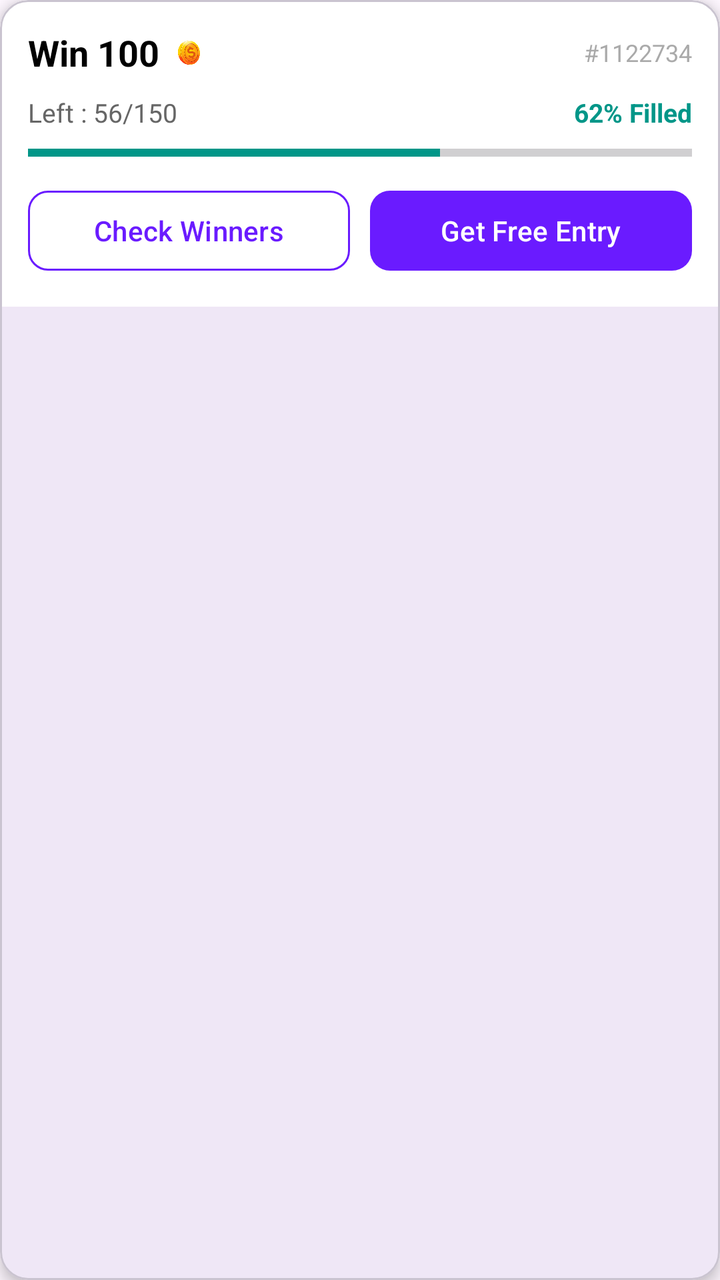
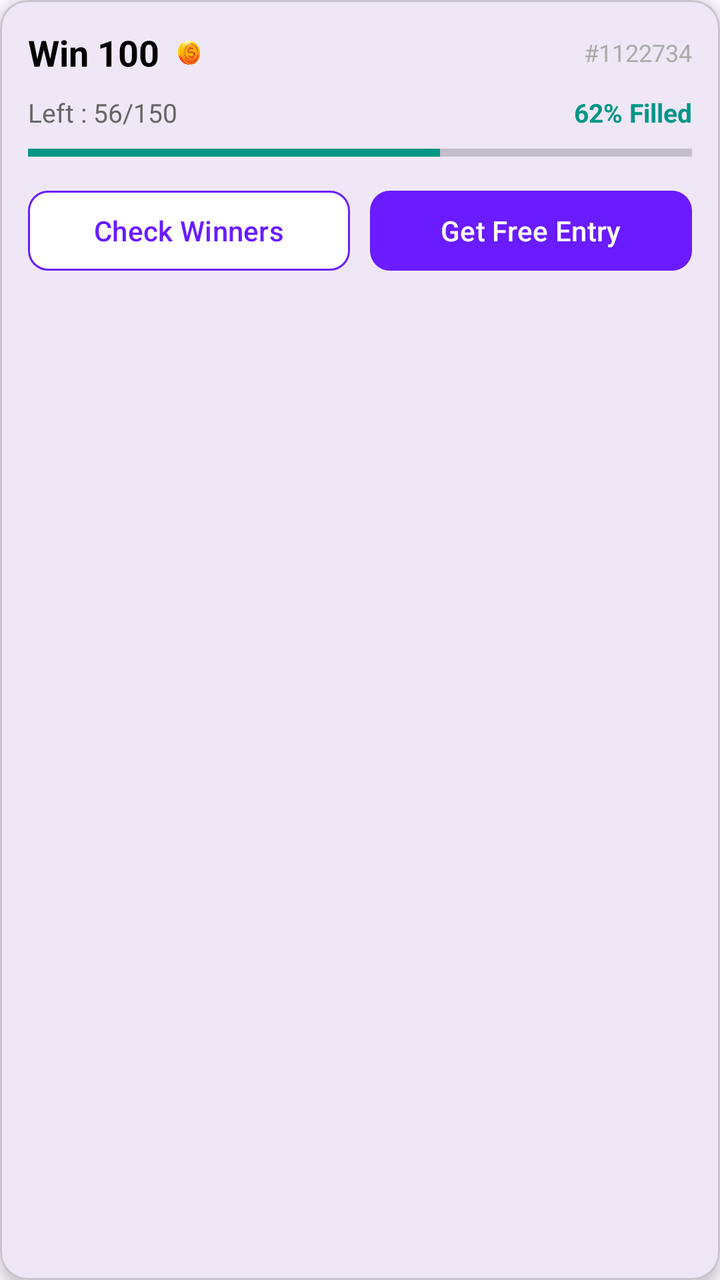

Two renders of the same Android screen: before a commit and after it. Below are the layout's source before the change and the commit's diff.
<!-- AndroidManifest.xml: application theme Theme.RGamer -->
<!-- res/layout/item_lucky_draw.xml -->
<?xml version="1.0" encoding="utf-8"?>
<com.google.android.material.card.MaterialCardView
    xmlns:android="http://schemas.android.com/apk/res/android"
    xmlns:app="http://schemas.android.com/apk/res-auto"
    android:layout_width="match_parent"
    android:layout_height="wrap_content"
    android:layout_marginBottom="12dp"
    app:cardCornerRadius="14dp"
    android:background="@color/white"
    app:cardElevation="4dp">

    <LinearLayout
        android:layout_width="match_parent"
        android:layout_height="wrap_content"
        android:padding="14dp"
        android:background="@color/white"
        android:orientation="vertical">

        
        <LinearLayout
            android:layout_width="match_parent"
            android:layout_height="wrap_content"
            android:gravity="center_vertical"
            android:orientation="horizontal">

            <TextView
                android:layout_width="wrap_content"
                android:layout_height="wrap_content"
                android:text="Win 100"
                android:textSize="18sp"
                android:textStyle="bold"
                android:textColor="@color/black" />

            <ImageView
                android:layout_width="18dp"
                android:layout_height="18dp"
                android:layout_marginStart="6dp"
                android:src="@drawable/ic_coin" />

            <TextView
                android:layout_width="wrap_content"
                android:layout_height="wrap_content"
                android:layout_weight="1" />

            <TextView
                android:layout_width="wrap_content"
                android:layout_height="wrap_content"
                android:text="#1122734"
                android:textSize="12sp"
                android:textColor="#AAAAAA" />
        </LinearLayout>

        
        <LinearLayout
            android:layout_width="match_parent"
            android:layout_height="wrap_content"
            android:layout_marginTop="8dp"
            android:orientation="horizontal">

            <TextView
                android:layout_width="wrap_content"
                android:layout_height="wrap_content"
                android:text="Left : 56/150"
                android:textSize="13sp"
                android:textColor="#666666" />

            <TextView
                android:layout_width="wrap_content"
                android:layout_height="wrap_content"
                android:layout_weight="1" />

            <TextView
                android:layout_width="wrap_content"
                android:layout_height="wrap_content"
                android:text="62% Filled"
                android:textSize="13sp"
                android:textColor="#009688"
                android:textStyle="bold" />
        </LinearLayout>

        
        <ProgressBar
            style="?android:attr/progressBarStyleHorizontal"
            android:layout_width="match_parent"
            android:layout_height="6dp"
            android:layout_marginTop="8dp"
            android:progress="62"
            android:max="100"
            android:progressTint="#009688"
            android:backgroundTint="#E0E0E0" />

        
        <LinearLayout
            android:layout_width="match_parent"
            android:layout_height="wrap_content"
            android:layout_marginTop="12dp"
            android:orientation="horizontal">

            <com.google.android.material.button.MaterialButton
                android:layout_width="0dp"
                android:layout_height="wrap_content"
                android:layout_weight="1"
                android:text="Check Winners"
                android:textAllCaps="false"
                app:cornerRadius="10dp"
                app:strokeColor="#6A1BFF"
                app:strokeWidth="1dp"
                app:backgroundTint="@android:color/white"
                android:textColor="#6A1BFF" />

            <com.google.android.material.button.MaterialButton
                android:layout_width="0dp"
                android:layout_height="wrap_content"
                android:layout_weight="1"
                android:layout_marginStart="10dp"
                android:text="Get Free Entry"
                android:textAllCaps="false"
                app:cornerRadius="10dp"
                app:backgroundTint="#6A1BFF"
                android:textColor="@android:color/white" />
        </LinearLayout>

    </LinearLayout>
</com.google.android.material.card.MaterialCardView>
<!-- resources referenced by this layout -->
<resources>
  <color name="black">#FF000000</color>
  <color name="white">#FFFFFFFF</color>
  <!-- drawable ic_coin: png bitmap (drawable, 507750 bytes) -->
  <style name="Theme.RGamer" parent="Base.Theme.RGamer" />
  <style name="Base.Theme.RGamer" parent="Theme.Material3.DayNight.NoActionBar">
          
          
      </style>
</resources>

<!-- the commit's change to res/layout/item_lucky_draw.xml (unified diff, before → after) -->
@@ -6,22 +6,21 @@
     android:layout_height="wrap_content"
     android:layout_marginBottom="12dp"
     app:cardCornerRadius="14dp"
-    android:background="@color/white"
-    app:cardElevation="4dp">
+    app:cardElevation="4dp"
+    android:background="@color/white">
 
     <LinearLayout
         android:layout_width="match_parent"
         android:layout_height="wrap_content"
         android:padding="14dp"
-        android:background="@color/white"
         android:orientation="vertical">
 
         
         <LinearLayout
             android:layout_width="match_parent"
             android:layout_height="wrap_content"
-            android:gravity="center_vertical"
-            android:orientation="horizontal">
+            android:orientation="horizontal"
+            android:gravity="center_vertical">
 
             <TextView
                 android:layout_width="wrap_content"
@@ -38,9 +37,9 @@
                 android:src="@drawable/ic_coin" />
 
             <TextView
-                android:layout_width="wrap_content"
+                android:layout_width="0dp"
                 android:layout_height="wrap_content"
-                android:layout_weight="1" />
+                android:layout_weight="1"/>
 
             <TextView
                 android:layout_width="wrap_content"
@@ -65,17 +64,17 @@
                 android:textColor="#666666" />
 
             <TextView
-                android:layout_width="wrap_content"
+                android:layout_width="0dp"
                 android:layout_height="wrap_content"
-                android:layout_weight="1" />
+                android:layout_weight="1"/>
 
             <TextView
                 android:layout_width="wrap_content"
                 android:layout_height="wrap_content"
                 android:text="62% Filled"
                 android:textSize="13sp"
-                android:textColor="#009688"
-                android:textStyle="bold" />
+                android:textStyle="bold"
+                android:textColor="#009688" />
         </LinearLayout>
 
         
@@ -84,10 +83,10 @@
             android:layout_width="match_parent"
             android:layout_height="6dp"
             android:layout_marginTop="8dp"
+            android:max="100"
             android:progress="62"
-            android:max="100"
             android:progressTint="#009688"
-            android:backgroundTint="#E0E0E0" />
+            android:backgroundTint="#E0E0E0"/>
 
         
         <LinearLayout
@@ -97,6 +96,7 @@
             android:orientation="horizontal">
 
             <com.google.android.material.button.MaterialButton
+                android:id="@+id/btnCheckWinners"
                 android:layout_width="0dp"
                 android:layout_height="wrap_content"
                 android:layout_weight="1"
@@ -106,9 +106,10 @@
                 app:strokeColor="#6A1BFF"
                 app:strokeWidth="1dp"
                 app:backgroundTint="@android:color/white"
-                android:textColor="#6A1BFF" />
+                android:textColor="#6A1BFF"/>
 
             <com.google.android.material.button.MaterialButton
+                android:id="@+id/btnFreeEntry"
                 android:layout_width="0dp"
                 android:layout_height="wrap_content"
                 android:layout_weight="1"
@@ -117,7 +118,7 @@
                 android:textAllCaps="false"
                 app:cornerRadius="10dp"
                 app:backgroundTint="#6A1BFF"
-                android:textColor="@android:color/white" />
+                android:textColor="@android:color/white"/>
         </LinearLayout>
 
     </LinearLayout>
